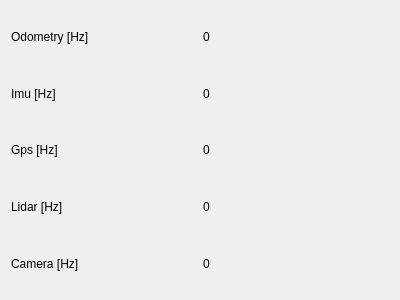
MatejBartosovic/mrvk_project, file mrvk_gui/ui/Widgets/TopicFrequency/TopicFrequency.ui: the form before one commit.
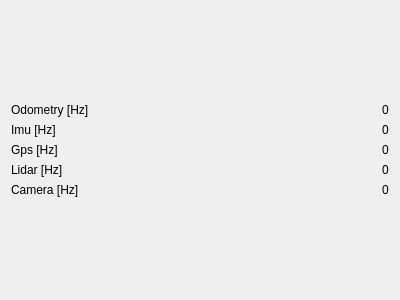
The form after the commit.

Commit message: edit class TopicFrequency and add function getFrequency

The edit to the form file:
```diff
--- a/mrvk_gui/ui/Widgets/TopicFrequency/TopicFrequency.ui
+++ b/mrvk_gui/ui/Widgets/TopicFrequency/TopicFrequency.ui
@@ -10,6 +10,12 @@
     <height>300</height>
    </rect>
   </property>
+  <property name="sizePolicy">
+   <sizepolicy hsizetype="Fixed" vsizetype="Fixed">
+    <horstretch>0</horstretch>
+    <verstretch>0</verstretch>
+   </sizepolicy>
+  </property>
   <property name="windowTitle">
    <string>Form</string>
   </property>
@@ -40,7 +46,7 @@
         </widget>
        </item>
        <item>
-        <widget class="QLabel" name="label_9">
+        <widget class="QLabel" name="lidarTitle">
          <property name="text">
           <string>Lidar [Hz]</string>
          </property>
@@ -59,6 +65,12 @@
       <layout class="QVBoxLayout" name="verticalLayout_5">
        <item>
         <widget class="QLabel" name="odometryValue">
+         <property name="sizePolicy">
+          <sizepolicy hsizetype="Fixed" vsizetype="Fixed">
+           <horstretch>0</horstretch>
+           <verstretch>0</verstretch>
+          </sizepolicy>
+         </property>
          <property name="text">
           <string>0</string>
          </property>
@@ -66,6 +78,12 @@
        </item>
        <item>
         <widget class="QLabel" name="imuValue">
+         <property name="sizePolicy">
+          <sizepolicy hsizetype="Fixed" vsizetype="Fixed">
+           <horstretch>0</horstretch>
+           <verstretch>0</verstretch>
+          </sizepolicy>
+         </property>
          <property name="text">
           <string>0</string>
          </property>
@@ -73,13 +91,25 @@
        </item>
        <item>
         <widget class="QLabel" name="gpsValue">
+         <property name="sizePolicy">
+          <sizepolicy hsizetype="Fixed" vsizetype="Fixed">
+           <horstretch>0</horstretch>
+           <verstretch>0</verstretch>
+          </sizepolicy>
+         </property>
          <property name="text">
           <string>0</string>
          </property>
         </widget>
        </item>
        <item>
-        <widget class="QLabel" name="lidarTitle">
+        <widget class="QLabel" name="lidarValue">
+         <property name="sizePolicy">
+          <sizepolicy hsizetype="Fixed" vsizetype="Fixed">
+           <horstretch>0</horstretch>
+           <verstretch>0</verstretch>
+          </sizepolicy>
+         </property>
          <property name="text">
           <string>0</string>
          </property>
@@ -87,6 +117,15 @@
        </item>
        <item>
         <widget class="QLabel" name="cameraValue">
+         <property name="sizePolicy">
+          <sizepolicy hsizetype="Fixed" vsizetype="Fixed">
+           <horstretch>0</horstretch>
+           <verstretch>0</verstretch>
+          </sizepolicy>
+         </property>
+         <property name="acceptDrops">
+          <bool>false</bool>
+         </property>
          <property name="text">
           <string>0</string>
          </property>
```
The commit also changes 3 other files.
